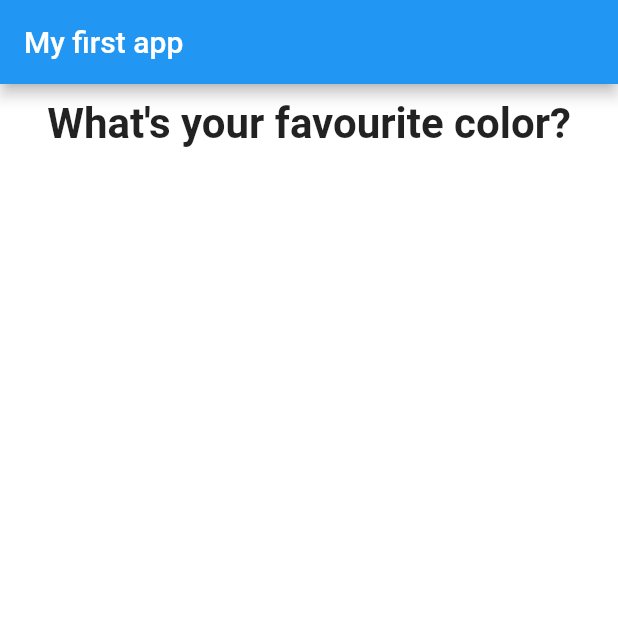
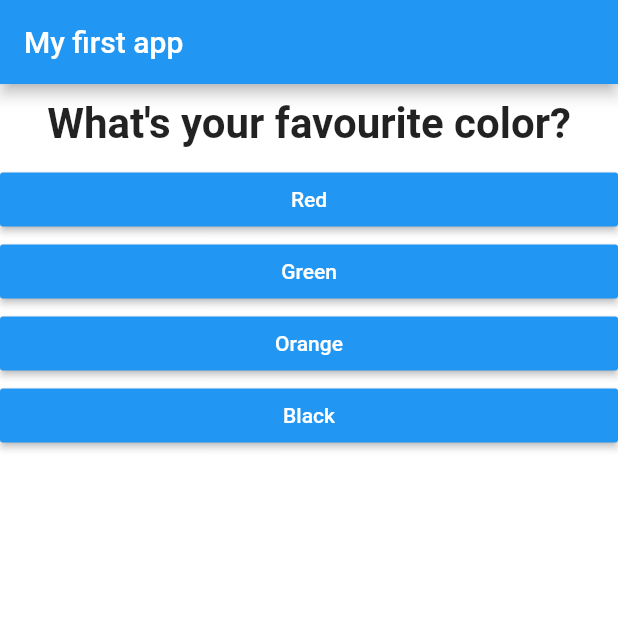
Before and after one commit to Peltrettir/flutter_projects, a Flutter app: the screen it shows after launch, on a phone screen of 412 x 824 dp, the top half of it. Run offline on Flutter 3.47's test engine with Material 2 defaults, Android fonts, the phone set to English and light mode, and no system bars.

Commit message:
Added final page

```diff
--- a/lib/main.dart
+++ b/lib/main.dart
@@ -17,31 +17,20 @@ class MyApp extends StatefulWidget {
 class _MyAppState extends State<MyApp> {
   var _questionIndex = 0;
 
-  var _questions = [
-    {
+  static const _questions = const [
+    const {
       'questionText': 'What\'s your favourite color?',
       'answers': ['Red', 'Green', 'Orange', 'Black']
     },
-    {
+    const {
       'questionText': 'What\'s your favourite animal?',
       'answers': ['Cat', 'Dog', 'fish', 'Rabbit']
     },
-    {
+    const {
       'questionText': 'Who\'s your favourite instructor?',
       'answers': ['Jhon', 'Jenny', 'James', 'Jolene']
     },
   ];
-
-  List<Widget> _answers = [];
-
-  _MyAppState() {
-    _answers = [
-      Question(
-        questionText: _questions[_questionIndex]['questionText'],
-      )
-    ];
-    _updateAnswers();
-  }
 
   @override
   Widget build(BuildContext context) {
@@ -49,18 +38,23 @@ class _MyAppState extends State<MyApp> {
         home: Scaffold(
       appBar: AppBar(title: Text('My first app')),
       backgroundColor: Colors.white,
-      body: Column(children: _answers),
+      body: _questionIndex < _questions.length
+          ? Column(children: <Widget>[
+              Question(
+                  questionText: _questions[_questionIndex]['questionText']),
+              ...(_questions[_questionIndex]['answers'] as List<String>)
+                  .map((answerText) => Answer(answerQuestion, answerText)),
+            ])
+          : Column(
+              children: <Widget>[
+                Question(questionText: 'You did it!'),
+                Answer(() => setState(() => _questionIndex = 0), 'Try Again')
+              ],
+            ),
     ));
   }
 
   void answerQuestion() {
-    setState(() => _questionIndex = (_questionIndex + 1) % 3);
-    print(_questionIndex);
-  }
-
-  void _updateAnswers() {
-    for (var answer in _questions[_questionIndex]['answers']) {
-      _answers.add(Answer(answerQuestion, answer as String));
-    }
+    setState(() => _questionIndex++);
   }
 }
```
